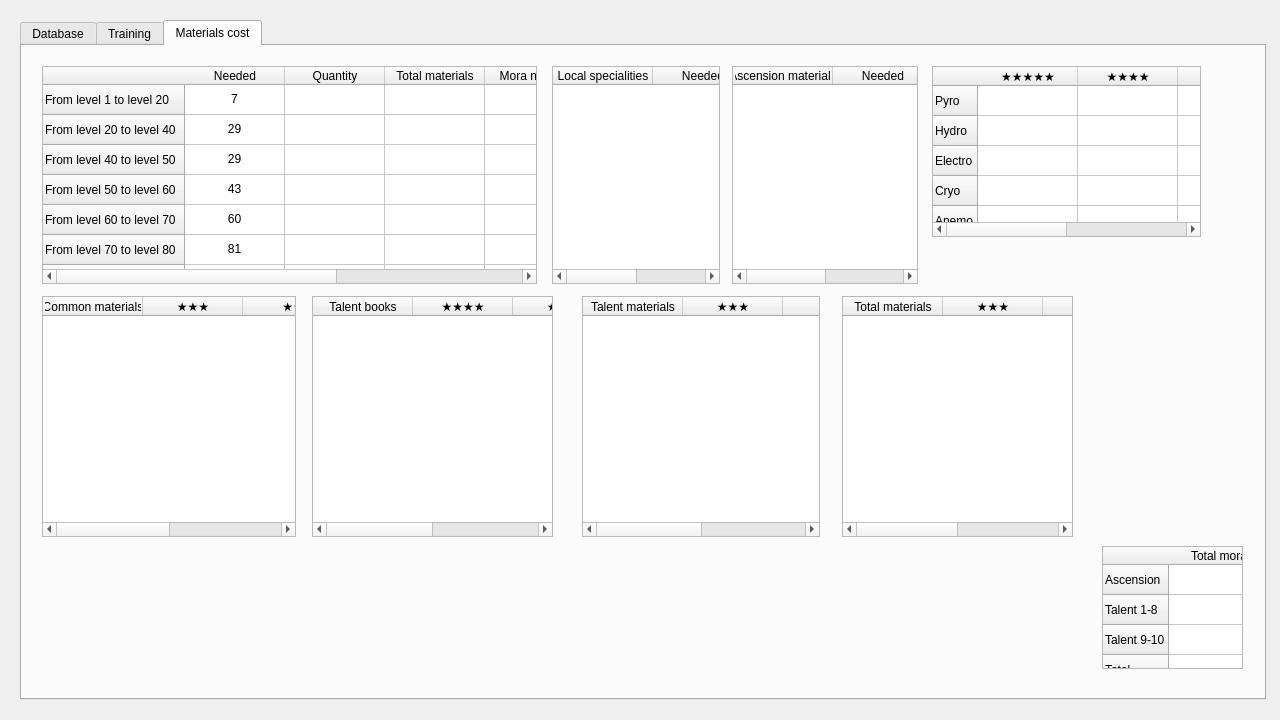
The window that genshin_calculator.ui (crimvael/genshin_calculator) describes before a commit, drawn with Qt 5.
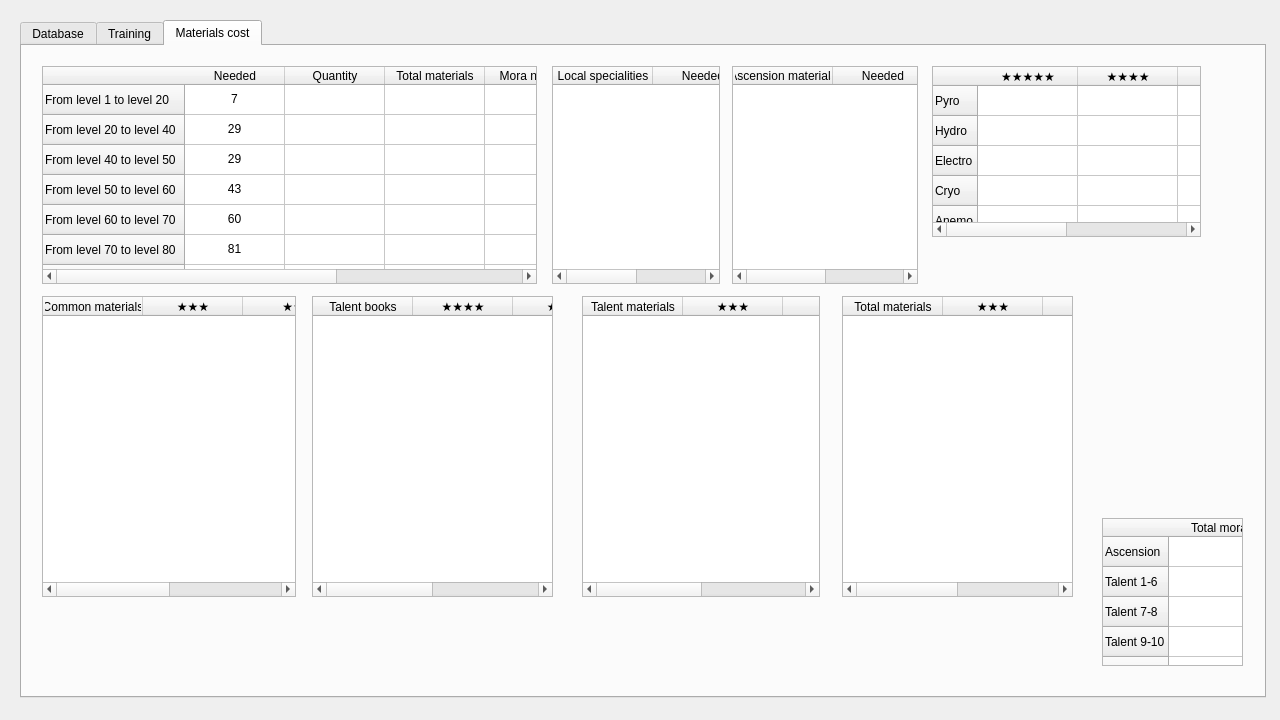
The same window after the commit.

```diff
--- a/genshin_calculator.ui
+++ b/genshin_calculator.ui
@@ -38,7 +38,7 @@
       <x>20</x>
       <y>20</y>
       <width>1246</width>
-      <height>680</height>
+      <height>678</height>
      </rect>
     </property>
     <property name="autoFillBackground">
@@ -2137,7 +2137,7 @@
         <x>290</x>
         <y>250</y>
         <width>241</width>
-        <height>241</height>
+        <height>301</height>
        </rect>
       </property>
       <property name="maximumSize">
@@ -2212,7 +2212,7 @@
         <x>20</x>
         <y>250</y>
         <width>254</width>
-        <height>241</height>
+        <height>301</height>
        </rect>
       </property>
       <property name="minimumSize">
@@ -2296,7 +2296,7 @@
         <x>560</x>
         <y>250</y>
         <width>238</width>
-        <height>241</height>
+        <height>301</height>
        </rect>
       </property>
       <property name="maximumSize">
@@ -2369,9 +2369,9 @@
       <property name="geometry">
        <rect>
         <x>1080</x>
-        <y>500</y>
+        <y>472</y>
         <width>141</width>
-        <height>123</height>
+        <height>148</height>
        </rect>
       </property>
       <property name="maximumSize">
@@ -2405,7 +2405,7 @@
       </row>
       <row>
        <property name="text">
-        <string>Talent 1-8</string>
+        <string>Talent 1-6</string>
        </property>
        <property name="font">
         <font>
@@ -2414,6 +2414,11 @@
         </font>
        </property>
       </row>
+      <row>
+       <property name="text">
+        <string>Talent 7-8</string>
+       </property>
+      </row>
       <row>
        <property name="text">
         <string>Talent 9-10</string>
@@ -2454,7 +2459,7 @@
         <x>820</x>
         <y>250</y>
         <width>231</width>
-        <height>241</height>
+        <height>301</height>
        </rect>
       </property>
       <property name="maximumSize">
```
